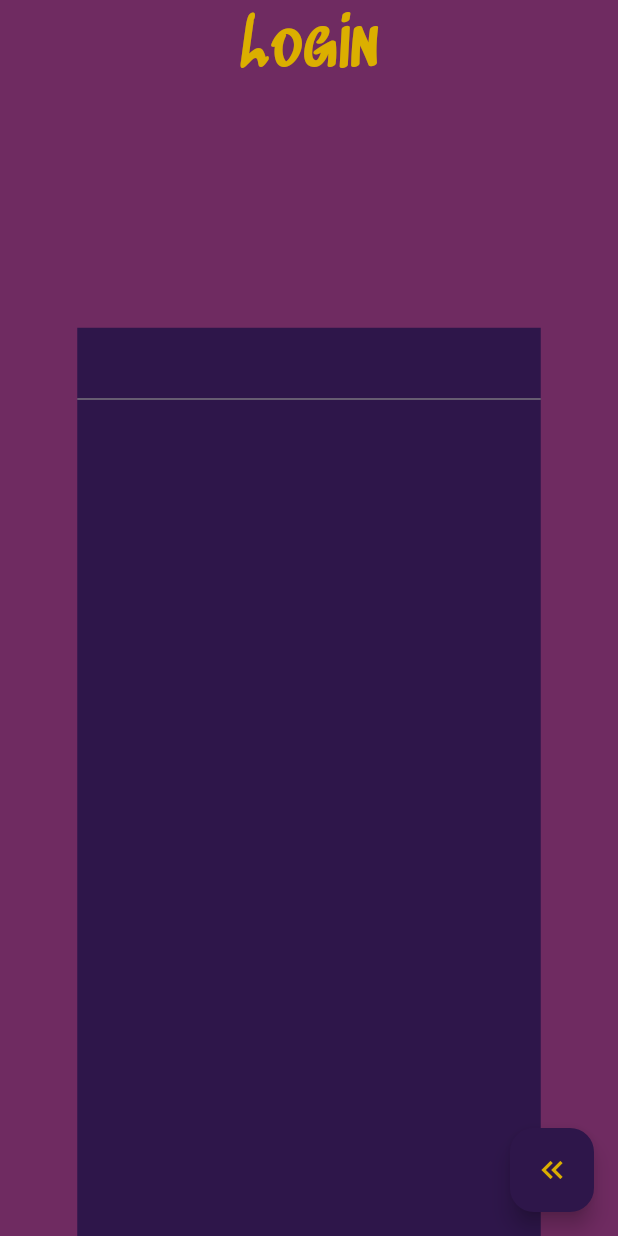
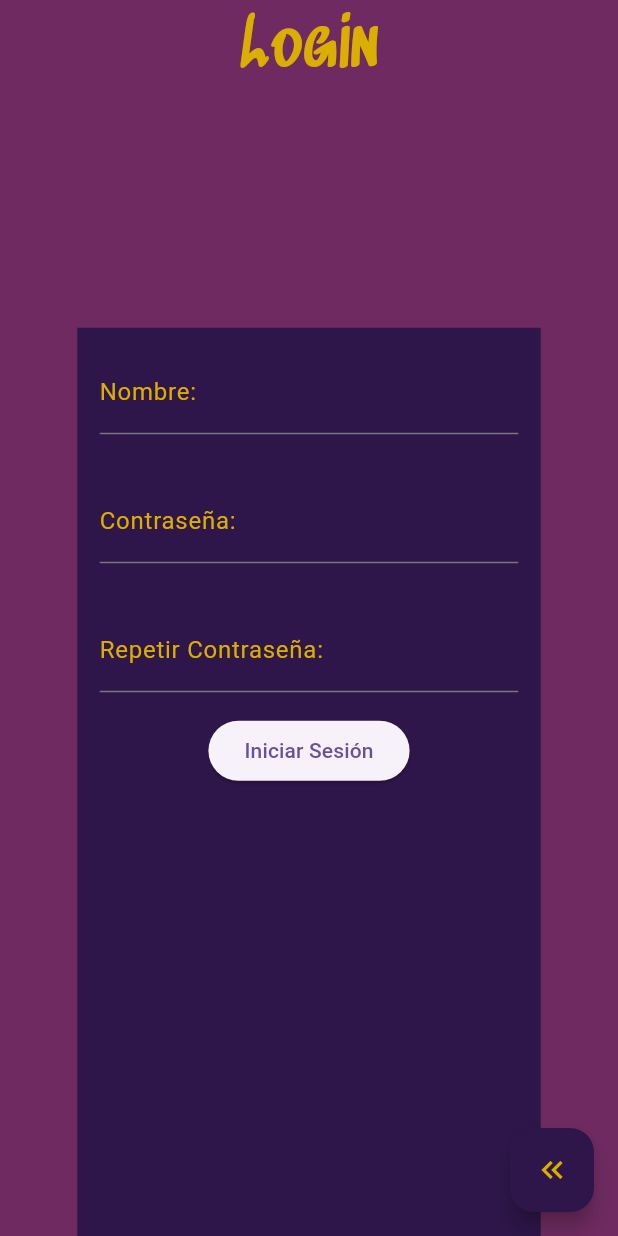
Before and after one commit to KonoDIODa13/proyectoFlutter, a Flutter app: the screen it shows after launch, after a tap on "Iniciar Sesión", on a phone screen of 412 x 824 dp. Run offline on Flutter 3.47's test engine with Material 3 defaults, Android fonts, the phone set to English and light mode, and no system bars; our stand-ins replace sqflite_common_ffi; missing offline and left inert: bcrypt; accounts and stored records are empty.

Commit message:
funciona el login ahora toca hacer la app

```diff
--- a/library_of_ohara/lib/application/login.dart
+++ b/library_of_ohara/lib/application/login.dart
@@ -1,6 +1,11 @@
 import 'package:flutter/material.dart';
+import 'package:library_of_ohara/application/register.dart';
+import 'package:library_of_ohara/application/user_page.dart';
+import 'package:library_of_ohara/components/input.dart';
+import 'package:library_of_ohara/providers/user_provider.dart';
 import 'package:library_of_ohara/themes/colors.dart';
 import 'package:library_of_ohara/themes/fonts.dart';
+import 'package:provider/provider.dart';
 
 class Login extends StatefulWidget {
   const Login({super.key});
@@ -10,8 +15,67 @@ class Login extends StatefulWidget {
 }
 
 class _LoginState extends State<Login> {
+  final _formKey = GlobalKey<FormState>();
+  final provider = Provider.of<UserProvider>;
+
+  TextEditingController nombreController = TextEditingController();
+  TextEditingController contrasenaController = TextEditingController();
+  TextEditingController contrasena2Controller = TextEditingController();
+
+  String? validatorNombre(String? value) {
+    if (value == null || value.isEmpty) {
+      return 'Por favor, ingresa tu nombre.';
+    }
+    return null;
+  }
+
+  String? validatorContrasena(String? value) {
+    if (value == null || value.isEmpty) {
+      return 'Por favor, ingresa tu contraseña';
+    }
+    if (value.length < 6) {
+      return 'La contraseña debe tener al menos 6 caracteres';
+    }
+    return null;
+  }
+
+  String? validatorContrasena2(String? value) {
+    if (value == null || value.isEmpty) {
+      return 'Por favor, ingresa tu contraseña';
+    }
+    if (value.length < 6) {
+      return 'La contraseña debe tener al menos 6 caracteres';
+    }
+    if (contrasenaController.text != contrasena2Controller.text) {
+      return 'La contraseñas no coinciden';
+    }
+    return null;
+  }
+
+   login(BuildContext context) async {
+    if (_formKey.currentState!.validate()) {
+
+      if (await provider(context, listen: false).login(nombreController.text, contrasenaController.text)) {
+        inicioUsuario(context);
+      }
+    } else {
+    }
+  }
+
+  inicioUsuario(BuildContext context) {
+    Navigator.push(
+        context,
+        MaterialPageRoute(
+            builder: (context) =>
+                UserPage(usuario: provider(context, listen: false).getUser())));
+  }
+
   void volver(BuildContext context) {
     Navigator.pop(context);
+  }
+
+  void register(BuildContext context) {
+    Navigator.push(context, MaterialPageRoute(builder: (context) => Register()));
   }
 
   @override
@@ -28,15 +92,49 @@ class _LoginState extends State<Login> {
             ),
             Container(
                 color: backgroundColor2,
-              margin: EdgeInsets.only(top: View.of(context).physicalSize.height/8),
-              width: View.of(context).physicalSize.width/2, // curioso
-              height: View.of(context).physicalSize.height/2,
+                width: View.of(context).physicalSize.width / 2, // curioso
+                height: View.of(context).physicalSize.height / 2,
+                margin: EdgeInsets.only(
+                    top: View.of(context).physicalSize.height / 8),
+                child: Form(
+                  key: _formKey,
                   child: Column(
                     children: [
-                  TextFormField()
+                      Input(
+                          controlador: nombreController,
+                          etiqueta: "Nombre:",
+                          validacion: validatorNombre),
+                      Input(
+                          controlador: contrasenaController,
+                          etiqueta: "Contraseña:",
+                          validacion: validatorContrasena,
+                          esOculto: true),
+                      Input(
+                          controlador: contrasena2Controller,
+                          etiqueta: "Repetir Contraseña:",
+                          validacion: validatorContrasena),
+                      ElevatedButton(
+                          onPressed: () {
+                            login(context);
+                          },
+                          child: Text("Iniciar Sesión"))
                     ],
                   ),
-            )
+                )),
+            MouseRegion(
+                cursor: SystemMouseCursors.click,
+                child: GestureDetector(
+                  onTap: () {
+                    register(context);
+                  },
+                  child: Text(
+                    "Registrarse",
+                    style: TextStyle(
+                        color: nonameColor,
+                        decoration: TextDecoration.underline,
+                        decorationColor: nonameColor),
+                  ),
+                ))
           ],
         )),
         floatingActionButton: FloatingActionButton(
--- a/library_of_ohara/lib/providers/user_provider.dart
+++ b/library_of_ohara/lib/providers/user_provider.dart
@@ -1,4 +1,5 @@
 import 'dart:io';
+import 'package:bcrypt/bcrypt.dart';
 import 'package:flutter/material.dart';
 import 'package:library_of_ohara/model/usuario.dart';
 import 'package:path/path.dart' as path;
@@ -37,16 +38,17 @@ class UserProvider extends ChangeNotifier {
       contrasena TEXT
   )
   ''');
-    print("creada la bd");
   }
 
   Future<bool> login(String nombre, String contra) async {
     var db = await getDB();
+    var contrasenaCifrada = BCrypt.hashpw(contra, BCrypt.gensalt());
     bool encontrado = false;
     var query = await db.query("usuario");
     if (query.isNotEmpty) {
       var user = await db.query("usuario",
-          where: "nombre= ? and pasword= ?", whereArgs: [nombre, contra]);
+          where: "nombre= ? and contrasena= ?",
+          whereArgs: [nombre, contrasenaCifrada]);
       if (user.isNotEmpty) {
         encontrado = true;
         setUsuario(Usuario.fromMap(user.first));
@@ -57,11 +59,14 @@ class UserProvider extends ChangeNotifier {
 
   Future<bool> register(Usuario usuarioRegistro) async {
     var db = await getDB();
+    var contrasenaCifrada =
+        BCrypt.hashpw(usuario.getContrasena(), BCrypt.gensalt());
+    usuario.setContrasena(contrasenaCifrada);
     bool creado = false;
     var query = await db.query("usuario");
     if (query.isNotEmpty) {
       var user = await db.query("usuario",
-          where: "nombre= ? and pasword= ?",
+          where: "nombre= ? and contrasena= ?",
           whereArgs: [
             usuarioRegistro.getNombre(),
             usuarioRegistro.getContrasena()
@@ -70,8 +75,6 @@ class UserProvider extends ChangeNotifier {
         insertarUsuario(usuarioRegistro);
         setUsuario(usuarioRegistro);
         creado = true;
-      } else {
-        print("usuario ya creado");
       }
     } else {
       insertarUsuario(usuarioRegistro);
--- a/library_of_ohara/pubspec.yaml
+++ b/library_of_ohara/pubspec.yaml
@@ -7,6 +7,7 @@ environment:
   sdk: ^3.6.0
 
 dependencies:
+  bcrypt: ^1.1.3
   flutter:
     sdk: flutter
   path: ^1.9.0
```
Also changed, not shown: library_of_ohara/lib/application/register.dart (+10 -14 lines), library_of_ohara/lib/application/user_page.dart (+29 -1 lines), library_of_ohara/pubspec.lock. Lines whose indentation alone changed are shown as unchanged.
